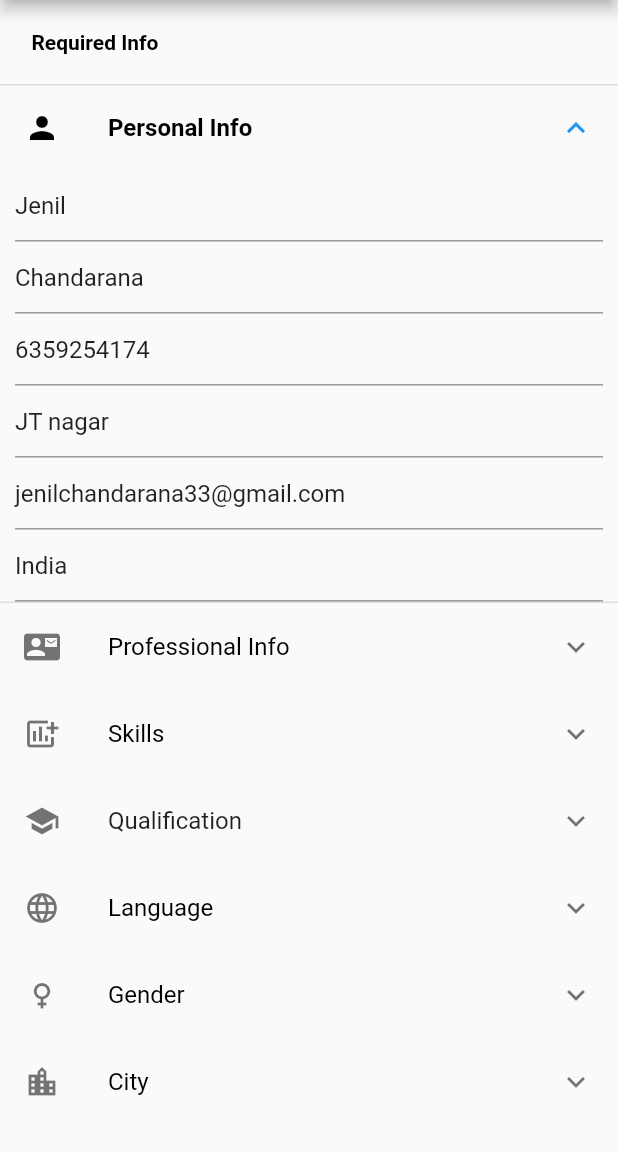
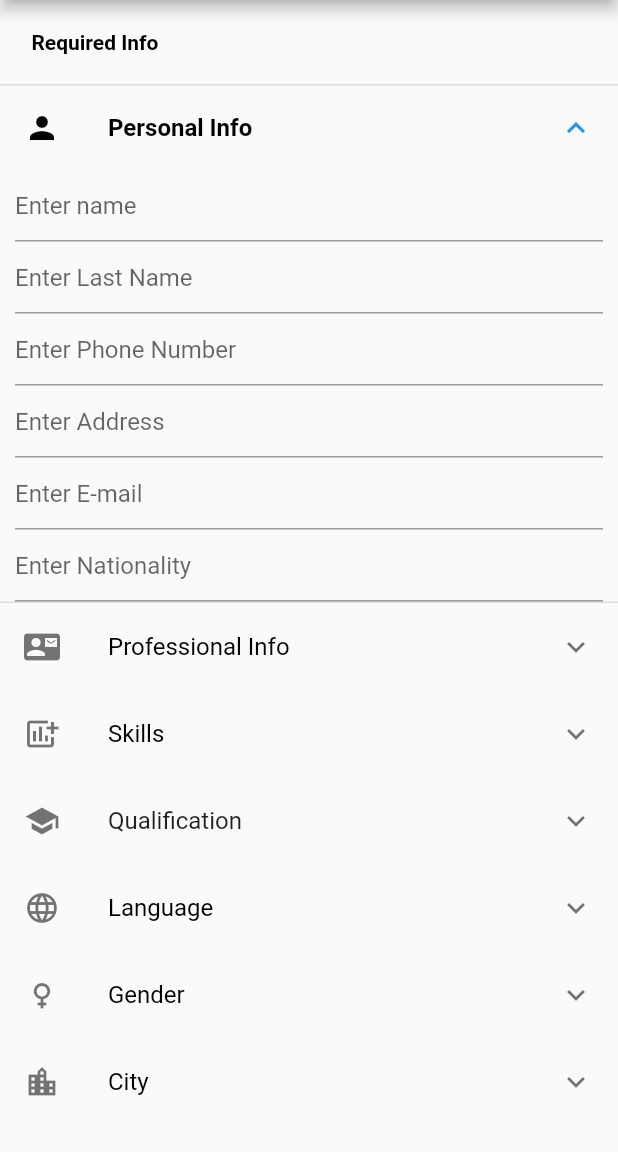
Before and after one commit to Jenil666/Resume_Builder_app, a Flutter app: the screen it shows after launch, after a tap on "Personal Info", on a phone screen of 412 x 824 dp, the part 84-1236 px from its top. Run offline on Flutter 3.47's test engine with Material 2 defaults, Android fonts, the phone set to English and light mode, and no system bars; our stand-ins replace image_picker, pdf.

Commit message:
8-3-23 3:17

```diff
--- a/lib/Resumes/Resume 1.dart
+++ b/lib/Resumes/Resume 1.dart
@@ -33,6 +33,7 @@ class _Resume1State extends State<Resume1> {
     return SafeArea(
       child: Scaffold(
         appBar: AppBar(
+          backgroundColor: Colors.black,
           actions: [
             IconButton(onPressed: (){
               resume1(m1);
--- a/lib/Resumes/Resume 2.dart
+++ b/lib/Resumes/Resume 2.dart
@@ -4,6 +4,7 @@ import 'package:flutter/material.dart';
 import 'package:resume_builder_app/pdf%20sam.dart';
 
 import '../Model/ModelData.dart';
+import '../Model/PDFS.dart';
 
 
 class Resume2 extends StatefulWidget {
@@ -25,6 +26,7 @@ class _Resume2State extends State<Resume2> {
     return SafeArea(
       child: Scaffold(
         appBar: AppBar(
+          backgroundColor: Colors.black,
           actions: [
             IconButton(onPressed: () {
               resume2(m1);
@@ -54,7 +56,7 @@ class _Resume2State extends State<Resume2> {
                   width: 120,
                   child:  CircleAvatar(
                     radius: 60,
-                    backgroundImage: AssetImage("assets/images/allu.jpg"),
+                    backgroundImage: AssetImage("${m1.image}"),
                   ),
               ),
             ),
--- a/lib/Screen2.dart
+++ b/lib/Screen2.dart
@@ -14,28 +14,28 @@ class Screen2 extends StatefulWidget {
 }
 
 class _Screen2State extends State<Screen2> {
-  TextEditingController txtName = TextEditingController(text: "Jenil");
-  TextEditingController txtSurname = TextEditingController(text: "Chandarana");
-  TextEditingController txtPhone = TextEditingController(text: "6359254174");
-  TextEditingController txtadd = TextEditingController(text: "JT nagar");
-  TextEditingController txtexperties = TextEditingController(text: "Flutter");
-  TextEditingController txtlastcompany = TextEditingController(text: "vsg");
-  TextEditingController txtexperience = TextEditingController(text: "5");
-  TextEditingController txtres10 = TextEditingController(text: "55");
-  TextEditingController txtres12 = TextEditingController(text: "60");
-  TextEditingController txthobby = TextEditingController(text: "kabadi");
-  TextEditingController txtintreast = TextEditingController(text: "hacking");
-  TextEditingController txtdate = TextEditingController(text: "6");
-  TextEditingController txtmonth = TextEditingController(text: "6");
-  TextEditingController txtyear = TextEditingController(text: "2004");
-  TextEditingController txtdegree = TextEditingController(text: "bca");
-  TextEditingController txtemail = TextEditingController(text: "jenilchandarana33@gmail.com");
-  TextEditingController txtnationality = TextEditingController(text: "India");
-  TextEditingController txtaboutyou = TextEditingController(text: "HardWorker");
-  TextEditingController txtskill = TextEditingController(text: "C++");
-  TextEditingController txtco1pos = TextEditingController(text: "Manager ");
-  TextEditingController txtco1name = TextEditingController(text: "vipro ");
-  TextEditingController txtco1some = TextEditingController(text: "...");
+  TextEditingController txtName = TextEditingController();
+  TextEditingController txtSurname = TextEditingController();
+  TextEditingController txtPhone = TextEditingController();
+  TextEditingController txtadd = TextEditingController();
+  TextEditingController txtexperties = TextEditingController();
+  TextEditingController txtlastcompany = TextEditingController();
+  TextEditingController txtexperience = TextEditingController();
+  TextEditingController txtres10 = TextEditingController();
+  TextEditingController txtres12 = TextEditingController();
+  TextEditingController txthobby = TextEditingController();
+  TextEditingController txtintreast = TextEditingController();
+  TextEditingController txtdate = TextEditingController();
+  TextEditingController txtmonth = TextEditingController();
+  TextEditingController txtyear = TextEditingController();
+  TextEditingController txtdegree = TextEditingController();
+  TextEditingController txtemail = TextEditingController();
+  TextEditingController txtnationality = TextEditingController();
+  TextEditingController txtaboutyou = TextEditingController();
+  TextEditingController txtskill = TextEditingController();
+  TextEditingController txtco1pos = TextEditingController();
+  TextEditingController txtco1name = TextEditingController();
+  TextEditingController txtco1some = TextEditingController();
 
 
   bool coper = false;
```
